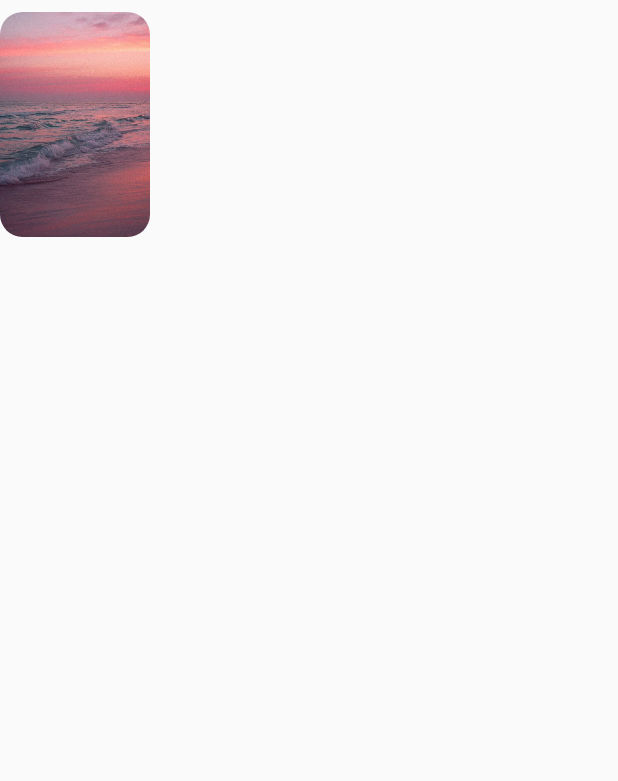
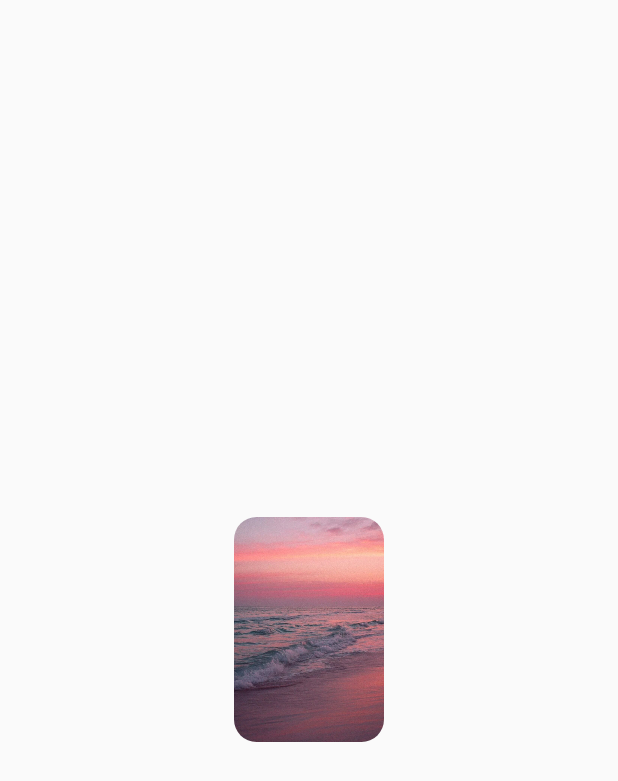
Before and after one commit to andreidevo/JustRelax, an Android app: the layout fragment_video.xml on its own in the app's theme, with its tools: preview values and no code run, on a phone screen of 412 x 824 dp. Shown: the top 781 px of the screen. Run offline under Robolectric (Android 15) with nearby library versions, the phone set to English and light mode, and no system bars.

Commit message:
:icnos + fixed bugs

```diff
--- /dev/null
+++ b/app/src/main/res/drawable/headphonesvg.xml
@@ -0,0 +1,6 @@
+<vector android:height="24dp" android:viewportHeight="287.386"
+    android:viewportWidth="287.386" android:width="24dp" xmlns:android="http://schemas.android.com/apk/res/android">
+    <path android:fillColor="#FF000000" android:pathData="M62.743,155.437v98.42c0,5.867 4.741,10.605 10.605,10.605c5.854,0 10.605,-4.738 10.605,-10.605v-98.42c0,-5.856 -4.751,-10.605 -10.605,-10.605C67.484,144.832 62.743,149.576 62.743,155.437z"/>
+    <path android:fillColor="#FF000000" android:pathData="M29.456,264.582h23.351v-116.85c0.064,-0.56 0.166,-1.119 0.166,-1.693c0,-50.412 40.69,-91.42 90.698,-91.42c50.002,0 90.692,41.008 90.692,91.42c0,0.771 0.113,1.518 0.228,2.263v116.28h23.354c16.254,0 29.442,-13.64 29.442,-30.469v-60.936c0,-13.878 -8.989,-25.57 -21.261,-29.249c-1.129,-66.971 -55.608,-121.124 -122.45,-121.124c-66.86,0 -121.347,54.158 -122.465,121.15C8.956,147.638 0,159.32 0,173.187v60.926C0,250.932 13.187,264.582 29.456,264.582z"/>
+    <path android:fillColor="#FF000000" android:pathData="M203.454,155.437v98.42c0,5.867 4.748,10.605 10.604,10.605s10.604,-4.738 10.604,-10.605v-98.42c0,-5.856 -4.748,-10.605 -10.604,-10.605C208.191,144.832 203.454,149.576 203.454,155.437z"/>
+</vector>
--- /dev/null
+++ b/app/src/main/res/drawable/ic_headphones.xml
@@ -0,0 +1,4 @@
+<vector android:height="24dp" android:viewportHeight="467.2"
+    android:viewportWidth="467.2" android:width="24dp" xmlns:android="http://schemas.android.com/apk/res/android">
+    <path android:fillColor="#FF000000" android:pathData="M467.2,235.7c0,-62.4 -24.3,-121.1 -68.4,-165.2S296,2.1 233.6,2.1S112.5,26.4 68.4,70.5S0,173.3 0,235.7v110.6c0,62.5 50.9,113.4 113.4,113.4c7.5,0 13.5,-6 13.5,-13.5V246.5c0,-7.5 -6,-13.5 -13.5,-13.5c-34.6,0 -65.6,15.5 -86.4,40v-37.3c0,-113.9 92.7,-206.6 206.6,-206.6s206.6,92.7 206.6,206.6c0,0.9 0.1,1.8 0.3,2.7c-0.2,0.9 -0.3,1.8 -0.3,2.7v37.3c-20.8,-24.5 -51.8,-40 -86.4,-40c-7.5,0 -13.5,6 -13.5,13.5v199.7c0,7.5 6,13.5 13.5,13.5c62.5,0 113.4,-50.9 113.4,-113.4V241.1c0,-0.9 -0.1,-1.8 -0.3,-2.7C467.1,237.5 467.2,236.6 467.2,235.7zM99.8,261v170.6c-41.2,-6.5 -72.9,-42.3 -72.9,-85.3C27,303.3 58.6,267.5 99.8,261zM367.4,437V266.4c41.2,6.5 72.9,42.3 72.9,85.3C440.2,394.8 408.6,430.5 367.4,437z"/>
+</vector>
--- a/app/src/main/res/layout/activity_main.xml
+++ b/app/src/main/res/layout/activity_main.xml
@@ -44,7 +44,7 @@
                 <android.support.v7.widget.RecyclerView
                         android:id="@+id/recycle1"
                         android:layout_width="match_parent"
-                        android:paddingRight="50dp"
+                        android:layout_marginRight="50dp"
                         android:layout_height="wrap_content"/>
             </LinearLayout>
             <LinearLayout
@@ -56,7 +56,7 @@
                     android:layout_height="wrap_content">
                 <android.support.v7.widget.RecyclerView
                         android:id="@+id/recycle"
-                        android:paddingLeft="50dp"
+                        android:layout_marginLeft="50dp"
                         android:layout_width="match_parent"
                         android:layout_height="wrap_content"/>
             </LinearLayout>
--- a/app/src/main/res/layout/fragment_video.xml
+++ b/app/src/main/res/layout/fragment_video.xml
@@ -1,16 +1,16 @@
 <?xml version="1.0" encoding="utf-8"?>
-<android.support.constraint.ConstraintLayout
+
+    <android.support.v7.widget.CardView
         xmlns:android="http://schemas.android.com/apk/res/android"
-        xmlns:app="http://schemas.android.com/apk/res-auto" xmlns:tools="http://schemas.android.com/tools" android:layout_width="match_parent"
-        android:layout_height="wrap_content"
->
-    <android.support.v7.widget.CardView
-            android:id="@+id/cardview"
+        xmlns:app="http://schemas.android.com/apk/res-auto"
+        xmlns:tools="http://schemas.android.com/tools"
+
+        android:id="@+id/cardview"
             android:layout_width="100dp"
             android:layout_height="150dp"
             app:cardCornerRadius="15dp"
             android:elevation="0dp"
-            android:foregroundGravity="center"
+            android:layout_gravity="center"
             android:layout_marginTop="8dp"
             app:layout_constraintTop_toTopOf="parent"
             app:cardElevation="0dp">
@@ -18,8 +18,6 @@
                 android:id="@+id/imageview"
                 android:layout_width="match_parent"
                 android:layout_height="match_parent"
-
-                android:scaleType="centerCrop" app:srcCompat="@drawable/cloudpink"/>
+                android:scaleType="centerCrop"
+                app:srcCompat="@drawable/cloudpink"/>
     </android.support.v7.widget.CardView>
-
-</android.support.constraint.ConstraintLayout>
```
Also changed, not shown: app/src/main/java/justrelax/justrelax/VideoAdapterKot.kt (+22 -10 lines), app/src/main/res/drawable/ic_cloud_computing.xml (added, +5 -0 lines), app/src/main/res/layout/popupfragment.xml (+16 -7 lines).
